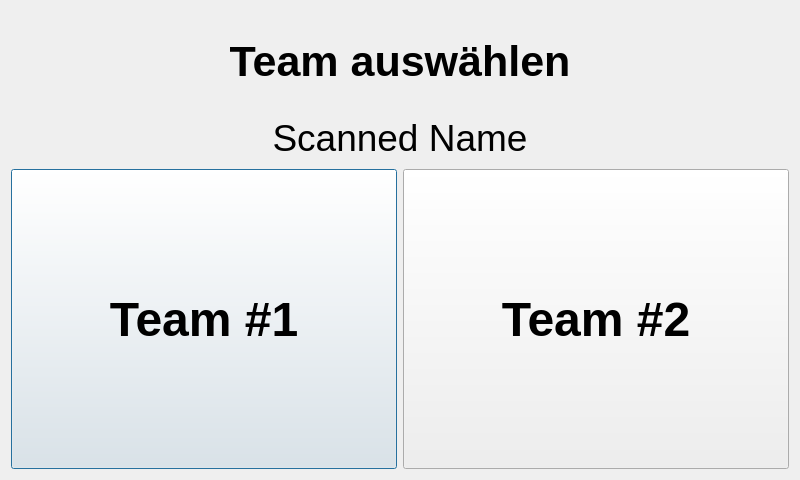
AndreWohnsland/CocktailBerry, file src/ui_elements/teamselection.ui: the form before one commit.
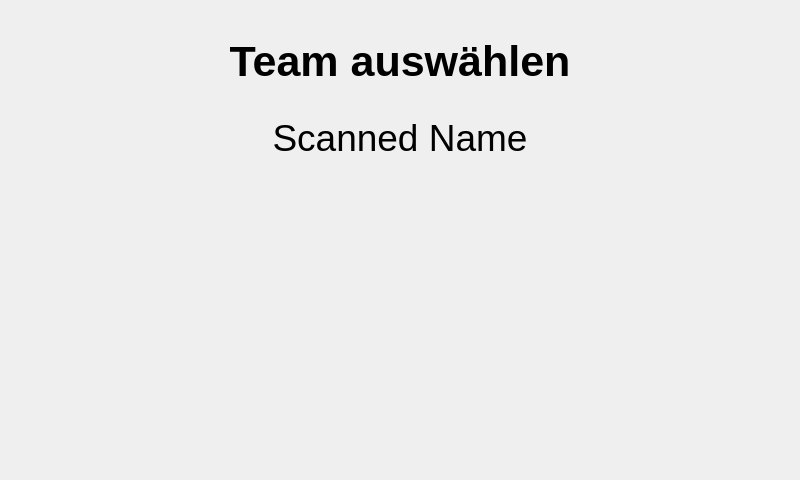
The form after the commit.

Commit message: Adjust window for more than 2 teams

```diff
--- a/src/ui_elements/teamselection.ui
+++ b/src/ui_elements/teamselection.ui
@@ -101,69 +101,51 @@
     </widget>
    </item>
    <item>
-    <layout class="QHBoxLayout" name="horizontalLayout">
-     <item>
-      <widget class="QPushButton" name="PBteamone">
-       <property name="minimumSize">
-        <size>
-         <width>300</width>
-         <height>300</height>
-        </size>
+    <widget class="QScrollArea" name="scrollArea">
+     <property name="frameShape">
+      <enum>QFrame::NoFrame</enum>
+     </property>
+     <property name="frameShadow">
+      <enum>QFrame::Plain</enum>
+     </property>
+     <property name="lineWidth">
+      <number>1</number>
+     </property>
+     <property name="widgetResizable">
+      <bool>true</bool>
+     </property>
+     <widget class="QWidget" name="scrollAreaWidgetContents">
+      <property name="geometry">
+       <rect>
+        <x>0</x>
+        <y>0</y>
+        <width>782</width>
+        <height>309</height>
+       </rect>
+      </property>
+      <layout class="QVBoxLayout" name="verticalLayout_3">
+       <property name="leftMargin">
+        <number>0</number>
        </property>
-       <property name="maximumSize">
-        <size>
-         <width>1000</width>
-         <height>1000</height>
-        </size>
+       <property name="topMargin">
+        <number>0</number>
        </property>
-       <property name="font">
-        <font>
-         <pointsize>36</pointsize>
-         <weight>75</weight>
-         <bold>true</bold>
-        </font>
+       <property name="rightMargin">
+        <number>4</number>
        </property>
-       <property name="text">
-        <string>Team #1</string>
+       <property name="bottomMargin">
+        <number>0</number>
        </property>
-       <property name="cssClass" stdset="0">
-        <string>btn-teamone</string>
-       </property>
-      </widget>
-     </item>
-     <item>
-      <widget class="QPushButton" name="PBteamtwo">
-       <property name="minimumSize">
-        <size>
-         <width>300</width>
-         <height>300</height>
-        </size>
-       </property>
-       <property name="maximumSize">
-        <size>
-         <width>1000</width>
-         <height>1000</height>
-        </size>
-       </property>
-       <property name="font">
-        <font>
-         <pointsize>36</pointsize>
-         <weight>75</weight>
-         <bold>true</bold>
-        </font>
-       </property>
-       <property name="text">
-        <string>Team #2</string>
-       </property>
-       <property name="flat">
-        <bool>false</bool>
-       </property>
-       <property name="cssClass" stdset="0">
-        <string>btn-teamtwo</string>
-       </property>
-      </widget>
-     </item>
-    </layout>
+       <item>
+        <layout class="QGridLayout" name="gridLayout">
+         <item row="0" column="0">
+          <layout class="QVBoxLayout" name="button_container"/>
+         </item>
+        </layout>
+       </item>
+      </layout>
+     </widget>
+    </widget>
    </item>
   </layout>
  </widget>
```
Left out of the diff: 2 changed lines with no effect on the pictures. The commit also changes 1 other file.
